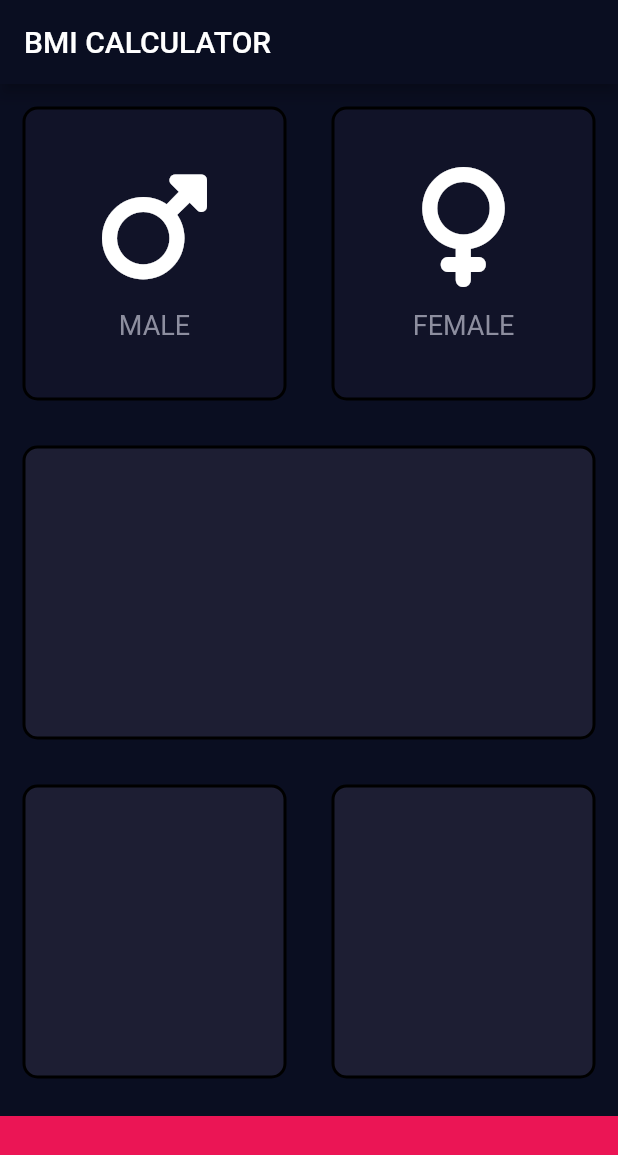
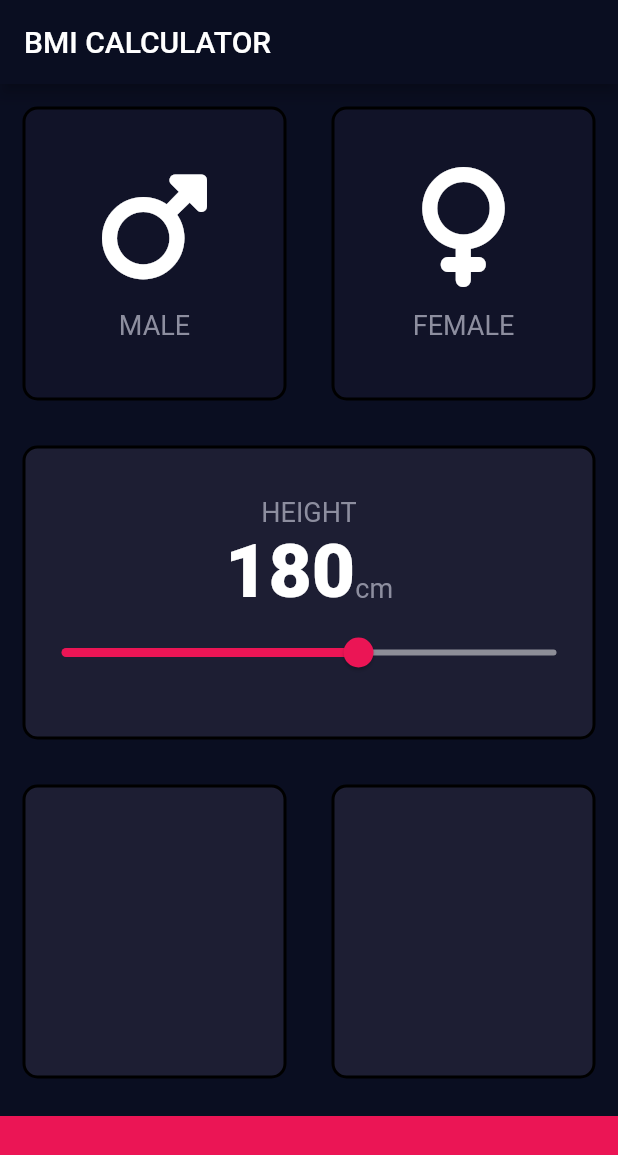
Before and after one commit to rawnakchourasia/bmi_calculator_flutter, a Flutter app: the screen it shows after launch, on a phone screen of 412 x 824 dp. Shown: the top 1155 px of the screen. Run offline on Flutter 3.47's test engine with Material 2 defaults, Android fonts, the phone set to English and light mode, and no system bars; our stand-ins replace font_awesome_flutter.

Commit message:
Constants, Slider Widget, and Baseline alignment

```diff
--- /dev/null
+++ b/lib/constants.dart
@@ -0,0 +1,9 @@
+import 'package:flutter/material.dart';
+
+const double kBottomContainerHeight = 80;
+const Color kActiveCardColor = Color(0xff1d1e33);
+const Color kInactiveCardColor = Color(0xff111328);
+const Color kBottomContainerColor = Color(0xffeb1555);
+
+const kLabelTextStyle = TextStyle(fontSize: 18, color: Color(0xff8d8e9f));
+const kNumberTextStyle = TextStyle(fontSize: 50, fontWeight: FontWeight.w900);
--- a/lib/input_page.dart
+++ b/lib/input_page.dart
@@ -2,11 +2,7 @@ import 'package:flutter/material.dart';
 import 'package:font_awesome_flutter/font_awesome_flutter.dart';
 import './widgets/icon_content.dart';
 import './widgets/reusable_card.dart';
-
-const double bottomContainerHeight = 80;
-const Color activeCardColor = Color(0xff1d1e33);
-const Color inactiveCardColor = Color(0xff111328);
-const Color bottomContainerColor = Color(0xffeb1555);
+import 'constants.dart';
 
 enum Gender { male, female }
 
@@ -19,6 +15,7 @@ class InputPage extends StatefulWidget {
 
 class _InputPageState extends State<InputPage> {
   Gender? selectedGender;
+  int height = 180;
 
   @override
   Widget build(BuildContext context) {
@@ -29,6 +26,7 @@ class _InputPageState extends State<InputPage> {
         backgroundColor: primaryColor,
       ),
       body: Column(
+        crossAxisAlignment: CrossAxisAlignment.stretch,
         children: [
           Expanded(
               child: Row(children: [
@@ -40,8 +38,8 @@ class _InputPageState extends State<InputPage> {
                 });
               },
               colour: selectedGender == Gender.male
-                  ? activeCardColor
-                  : inactiveCardColor,
+                  ? kActiveCardColor
+                  : kInactiveCardColor,
               cardChild: const IconContent(
                 icon: FontAwesomeIcons.mars,
                 label: "MALE",
@@ -55,8 +53,8 @@ class _InputPageState extends State<InputPage> {
                   });
                 },
                 colour: selectedGender == Gender.female
-                    ? activeCardColor
-                    : inactiveCardColor,
+                    ? kActiveCardColor
+                    : kInactiveCardColor,
                 cardChild: const IconContent(
                   icon: FontAwesomeIcons.venus,
                   label: "FEMALE",
@@ -65,29 +63,64 @@ class _InputPageState extends State<InputPage> {
             )
           ])),
           Expanded(
-              child: Row(children: const [
+              child: Row(children: [
             Expanded(
                 child: ReusableCard(
-              colour: activeCardColor,
+              colour: kActiveCardColor,
+              cardChild: Column(
+                mainAxisAlignment: MainAxisAlignment.center,
+                children: [
+                  const Text(
+                    'HEIGHT',
+                    style: kLabelTextStyle,
+                  ),
+                  Row(
+                    mainAxisAlignment: MainAxisAlignment.center,
+                    crossAxisAlignment: CrossAxisAlignment.baseline,
+                    textBaseline: TextBaseline.alphabetic,
+                    children: <Widget>[
+                      Text(
+                        height.toString(),
+                        style: kNumberTextStyle,
+                      ),
+                      const Text(
+                        'cm',
+                        style: kLabelTextStyle,
+                      ),
+                    ],
+                  ),
+                  Slider(
+                      value: height.toDouble(),
+                      min: 120.0,
+                      max: 220.0,
+                      activeColor: const Color(0XFFEB1555),
+                      inactiveColor: const Color(0XFF8d8e98),
+                      onChanged: (double newValue) {
+                        setState(() {
+                          height = newValue.round();
+                        });
+                      })
+                ],
+              ),
             ))
           ])),
           Expanded(
               child: Row(children: const [
             Expanded(
                 child: ReusableCard(
-              colour: activeCardColor,
+              colour: kActiveCardColor,
             )),
             Expanded(
               child: ReusableCard(
-                colour: activeCardColor,
+                colour: kActiveCardColor,
               ),
             )
           ])),
           Container(
-            color: bottomContainerColor,
+            color: kBottomContainerColor,
             margin: const EdgeInsets.only(top: 10),
             width: double.infinity,
-            height: bottomContainerHeight,
+            height: kBottomContainerHeight,
           ),
         ],
       ),
--- a/lib/widgets/icon_content.dart
+++ b/lib/widgets/icon_content.dart
@@ -1,6 +1,5 @@
 import 'package:flutter/material.dart';
-
-const labelTextStyle = TextStyle(fontSize: 18, color: Color(0xff8d8e9f));
+import '../constants.dart';
 
 class IconContent extends StatelessWidget {
   const IconContent({super.key, this.icon, required this.label});
@@ -22,7 +21,7 @@ class IconContent extends StatelessWidget {
         ),
         Text(
           label,
-          style: labelTextStyle,
+          style: kLabelTextStyle,
         )
       ],
     );
```
